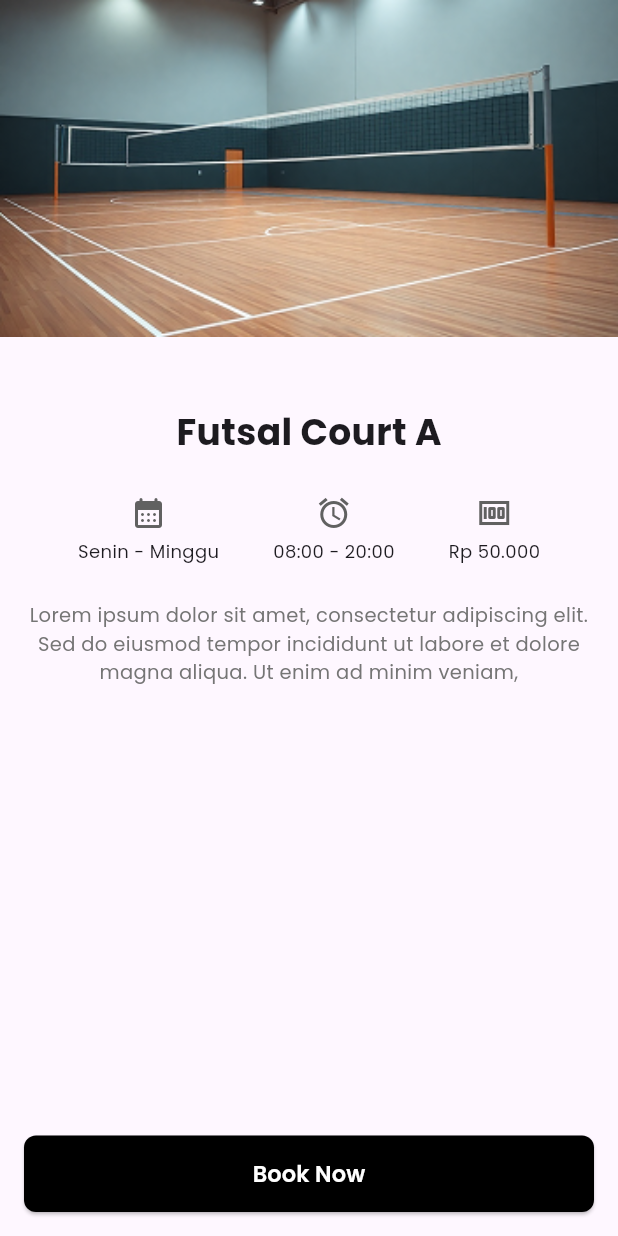
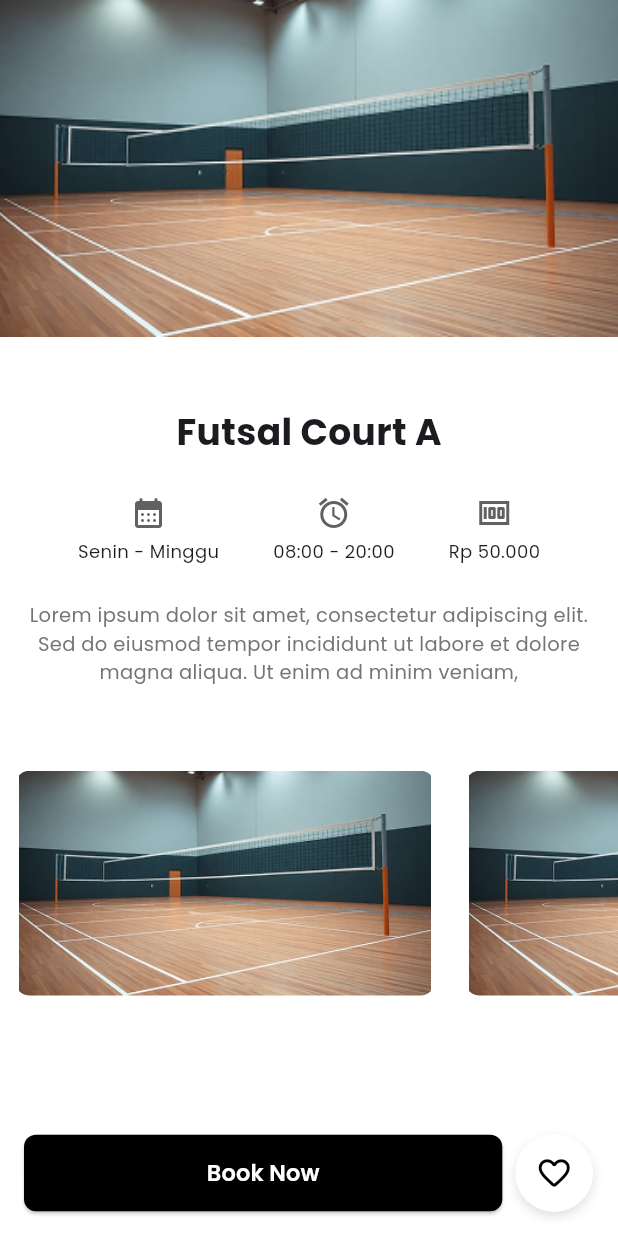
Before and after one commit to alindaeuis/court-booking-app, a Flutter app: the CourtDetailPage screen opened directly with sample values from the repository, on a phone screen of 412 x 824 dp. Run offline on Flutter 3.47's test engine with Material 3 defaults, Android fonts, the phone set to English and light mode, and no system bars; our stand-ins replace google_fonts.

Commit message:
second commit

```diff
--- a/lib/MainCourt/court_detail_page.dart
+++ b/lib/MainCourt/court_detail_page.dart
@@ -21,6 +21,7 @@ class _CourtDetailPageState extends State<CourtDetailPage> {
   @override
   Widget build(BuildContext context) {
     return Scaffold(
+      backgroundColor: Color(0XFFFFFFFF),
       body: SingleChildScrollView(
           child: Column(
             mainAxisAlignment: MainAxisAlignment.center,
@@ -96,9 +97,30 @@ class _CourtDetailPageState extends State<CourtDetailPage> {
                       ),
                       textAlign: TextAlign.center,
                     ),
-                    SizedBox(height: 50,),
-
+                    SizedBox(height: 40,),
                   ],
+                ),
+              ),
+              Container(
+                height: 150,
+                child: ListView.builder(
+                  scrollDirection: Axis.horizontal,
+                  itemCount: widget.court.detailImages!.length,
+                  shrinkWrap: true,
+                  itemBuilder: (context, index) {
+                    return Padding(
+                      padding: EdgeInsets.symmetric(horizontal: 10),
+                      child: ClipRRect(
+                          borderRadius: BorderRadius.circular(10),
+                          child: Image.asset(
+                            widget.court.detailImages![index],
+                            width: 280,
+                            height: 280,
+                            fit: BoxFit.contain,
+                          ),
+                        ),
+                    );
+                  },
                 ),
               )
             ],
@@ -107,8 +129,10 @@ class _CourtDetailPageState extends State<CourtDetailPage> {
       bottomNavigationBar: SafeArea(
         child: Padding(
           padding: EdgeInsets.all(16),
-          child: SizedBox(
-            width: double.infinity,
+          child: Row(
+            children: [
+            Expanded(
+              flex: 6,
               child: ElevatedButton(
                 child: Text(
                   "Book Now",
@@ -133,6 +157,40 @@ class _CourtDetailPageState extends State<CourtDetailPage> {
                 ),
               ),
             ),
+            SizedBox(width: 8,),
+            Expanded(
+              flex: 1,
+              child: Container(
+                height: 52,
+                width: 52,
+                decoration: BoxDecoration(
+                  color: Colors.white,
+                  shape: BoxShape.circle,
+                  boxShadow: [
+                  BoxShadow(
+                    color: Colors.black12,
+                    blurRadius: 5,
+                    offset: Offset(0, 3),
+                  ),
+                ],
+                ),
+                child: IconButton(
+                  onPressed: () {
+                    setState(() {
+                      widget.court.statusFav();
+                    });
+                  },
+                  icon: (widget.court.isFavourite) ? Icon(Icons.favorite_sharp, color: Colors.black,
+                    size: 25) : Icon(
+                    Icons.favorite_border_rounded,
+                    color: Colors.black,
+                    size: 25,
+                  )
+                ),
+              )
+            ),
+            ],
+          ),
         ),
       ),
     );
```
Also changed, not shown: lib/model/court_data.dart (+38 -1 lines). Lines whose indentation alone changed are shown as unchanged.
